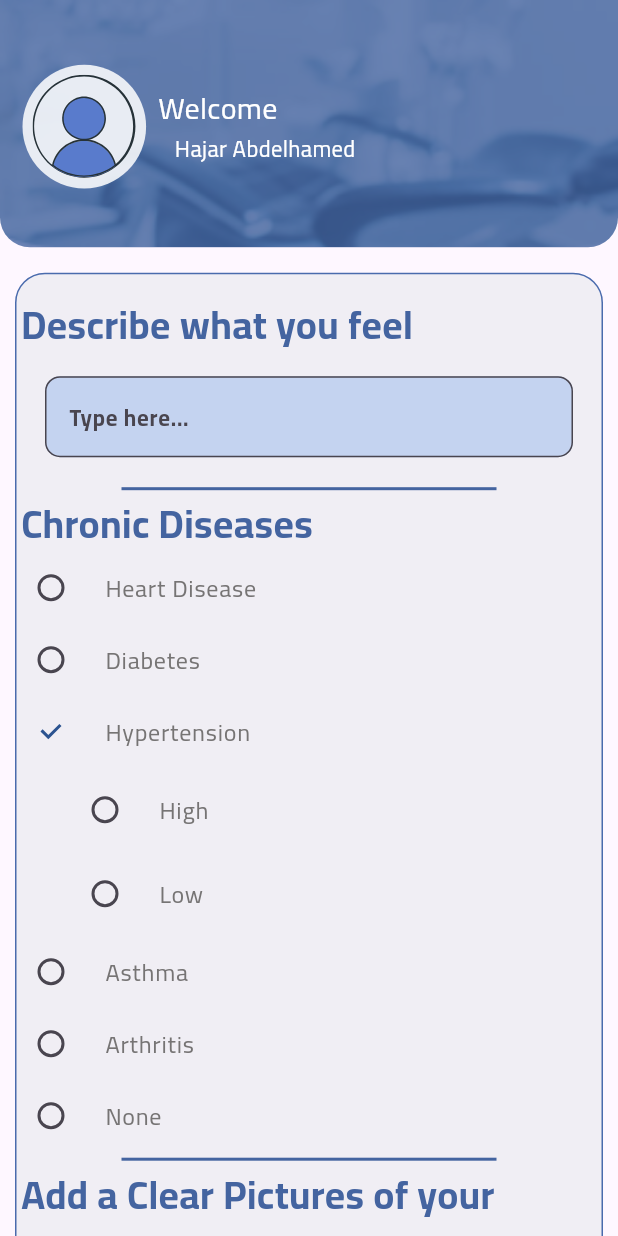
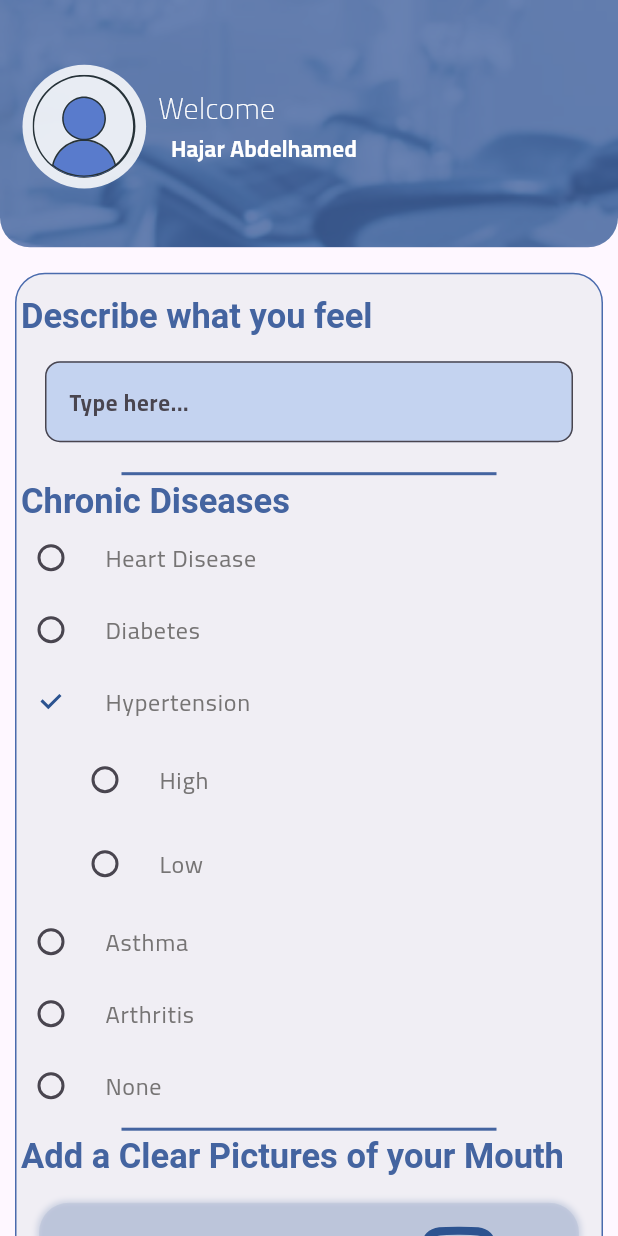
Before and after one commit to YousefHassan52/dentalmatching, a Flutter app: the AddCaseScreen screen opened directly, after a tap on "Hypertension", on a phone screen of 412 x 824 dp. Run offline on Flutter 3.47's test engine with Material 3 defaults, Android fonts, the light colour scheme and no system bars; our stand-ins replace connectivity_plus, dartz, dio, dropdown_search, flutter_svg, get and 4 more; missing offline and left inert: dart:ffi; accounts and stored records are empty.

```diff
--- a/lib/core/constants/styles.dart
+++ b/lib/core/constants/styles.dart
@@ -6,6 +6,8 @@ abstract class Styles {
       color: AppColors.mainColor, fontWeight: FontWeight.w700, fontSize: 42);
   static const TextStyle mediumTitle = TextStyle(
       color: AppColors.mainColor, fontWeight: FontWeight.w700, fontSize: 26);
+  static const TextStyle formTitle = TextStyle(
+      color: AppColors.mainColor, fontWeight: FontWeight.w700, fontSize: 23);
   static const TextStyle largetitle = TextStyle(
       color: AppColors.mainColor, fontWeight: FontWeight.w700, fontSize: 32);
   static const TextStyle textStyle16 = TextStyle(
--- a/lib/core/functions/validator.dart
+++ b/lib/core/functions/validator.dart
@@ -3,6 +3,9 @@ import 'package:get/get.dart';
 class AppValidator {
   static textFormFieldValidator(String value, String type) {
     if (value.isEmpty) {
+      return "Please enter your $type";
+    }
+    if (type == "Description") {
       return "Please enter your $type";
     }
     if (type == "email") {
--- a/lib/features/patient_features/Cases/Views/AddCase.dart
+++ b/lib/features/patient_features/Cases/Views/AddCase.dart
@@ -13,7 +13,7 @@ class AddCaseScreen extends StatelessWidget {
     return Scaffold(
       body: Expanded(
         child: ListView(
-          physics:  const BouncingScrollPhysics(),
+          physics:  const ClampingScrollPhysics(),
           children:  [
             const UpperWidget(),
             const SizedBox(
--- a/lib/features/patient_features/Cases/Views/Widget/DescripBox.dart
+++ b/lib/features/patient_features/Cases/Views/Widget/DescripBox.dart
@@ -4,13 +4,17 @@ import 'package:dentalmatching/core/constants/styles.dart';
 import 'package:flutter/material.dart';
 
 class DescripBox extends StatelessWidget {
-  const DescripBox({
-    super.key,
-  });
+  //  final String? Function(String?) validator;
+  // final TextEditingController fieldController;
+  // const DescripBox({
+  //   super.key, required this.validator, required this.fieldController,
+  // });
 
   @override
   Widget build(BuildContext context) {
     return TextFormField(
+      // controller: fieldController,
+      // validator: validator,
       style:Styles.boxText,
       maxLines: null,
       decoration: InputDecoration(
--- a/lib/features/patient_features/Cases/Views/Widget/FormContainer.dart
+++ b/lib/features/patient_features/Cases/Views/Widget/FormContainer.dart
@@ -35,11 +35,12 @@ class FormContainer extends GetView<MyServices> {
           ),
           child: Padding(
             padding: const EdgeInsets.symmetric(horizontal: 3, vertical: 15),
+            child: Form(
               child: Column(
                 crossAxisAlignment: CrossAxisAlignment.start,
                 children: [
                   const FormHeadLine(headline: 'Describe what you feel'),
-                const Padding(
+                  Padding(
                     padding: EdgeInsets.all(16.0),
                     child: DescripBox(),
                   ),
@@ -49,6 +50,9 @@ class FormContainer extends GetView<MyServices> {
                   const HDivider(),
                   const FormHeadLine(
                       headline: 'Add a Clear Pictures of your Mouth'),
+                  const SizedBox(
+                    height: 9,
+                  ),
                   AddImageWidget(
                     img: 'assets/svg/Bold_Img_load-box.svg',
                     txt: 'Upload Pictures',
@@ -64,6 +68,9 @@ class FormContainer extends GetView<MyServices> {
                   ),
                   const OptionalText(
                     text: 'Add X-Ray',
+                  ),
+                  const SizedBox(
+                    height: 9,
                   ),
                   AddOptionalImg(
                     img: 'assets/svg/Bold_Img_load-box.svg',
@@ -84,6 +91,9 @@ class FormContainer extends GetView<MyServices> {
                   ),
                   const OptionalText(
                     text: 'Add Prescription',
+                  ),
+                  const SizedBox(
+                    height: 9,
                   ),
                   AddOptionalImg(
                     img: 'assets/svg/Bold_Img_load-box.svg',
@@ -118,6 +128,7 @@ class FormContainer extends GetView<MyServices> {
             ),
           ),
         ),
+      ),
     );
   }
 }
--- a/lib/features/patient_features/Cases/Views/Widget/FormHeadLine.dart
+++ b/lib/features/patient_features/Cases/Views/Widget/FormHeadLine.dart
@@ -1,15 +1,19 @@
-
 import 'package:dentalmatching/core/constants/styles.dart';
 import 'package:flutter/material.dart';
 
 class FormHeadLine extends StatelessWidget {
   final String headline;
   const FormHeadLine({
-    super.key, required this.headline,
+    super.key,
+    required this.headline,
   });
 
   @override
   Widget build(BuildContext context) {
-    return Text(headline,style: Styles.mediumTitle,);
+    return RichText(
+        text: TextSpan(
+      text:headline,
+      style: Styles.formTitle,
+    ));
   }
 }
--- a/lib/features/patient_features/Cases/Views/Widget/OptionalText.dart
+++ b/lib/features/patient_features/Cases/Views/Widget/OptionalText.dart
@@ -15,7 +15,7 @@ class OptionalText extends StatelessWidget {
         RichText(
           text: TextSpan(
             text: text,
-            style: Styles.mediumTitle,
+            style: Styles.formTitle,
             children: const [
               TextSpan(
                 text: ' (Optional)',
--- a/lib/features/patient_features/PatientProfile/Views/Widgets/UserProfileWidget.dart
+++ b/lib/features/patient_features/PatientProfile/Views/Widgets/UserProfileWidget.dart
@@ -30,6 +30,7 @@ class UserProfileWidget extends StatelessWidget {
                 child: Text(
                   title,
                   style: const TextStyle(
+                    fontWeight: FontWeight.w200,
                     fontSize: 20,
                     color: Colors.white,
                   ),
@@ -44,6 +45,7 @@ class UserProfileWidget extends StatelessWidget {
                   name,
                   style: const TextStyle(
                     fontSize: 15,
+                    fontWeight: FontWeight.bold,
                     color: Colors.white,
                   ),
                 ),
```
Also changed, not shown: lib/features/common_faetures/loginn/view/login.dart (+13 -20 lines). Lines whose indentation alone changed are shown as unchanged.
